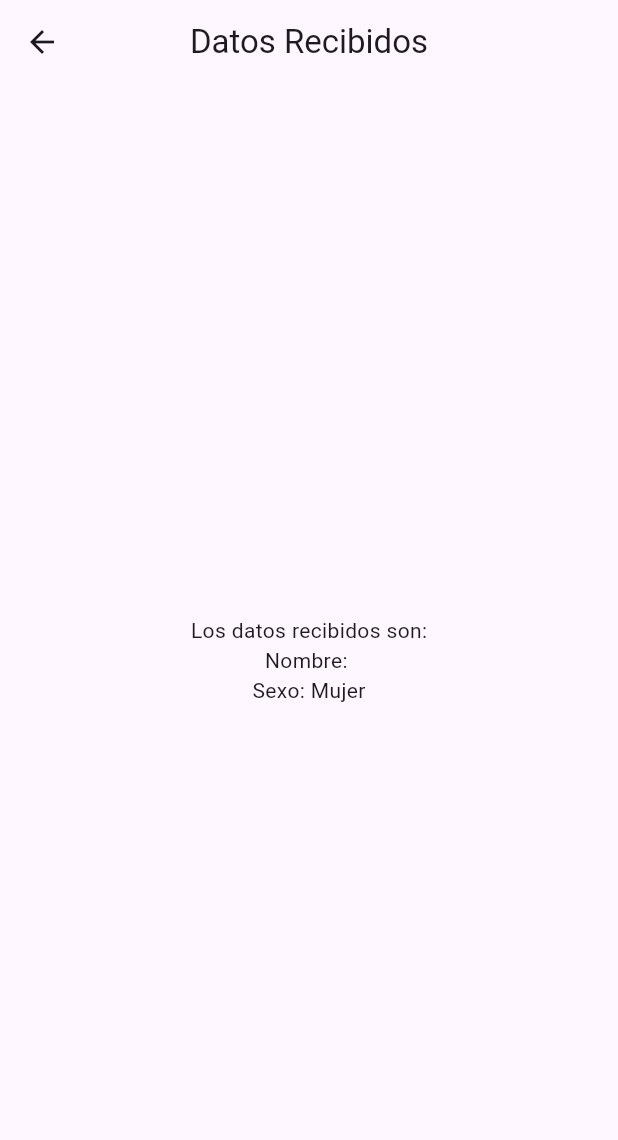
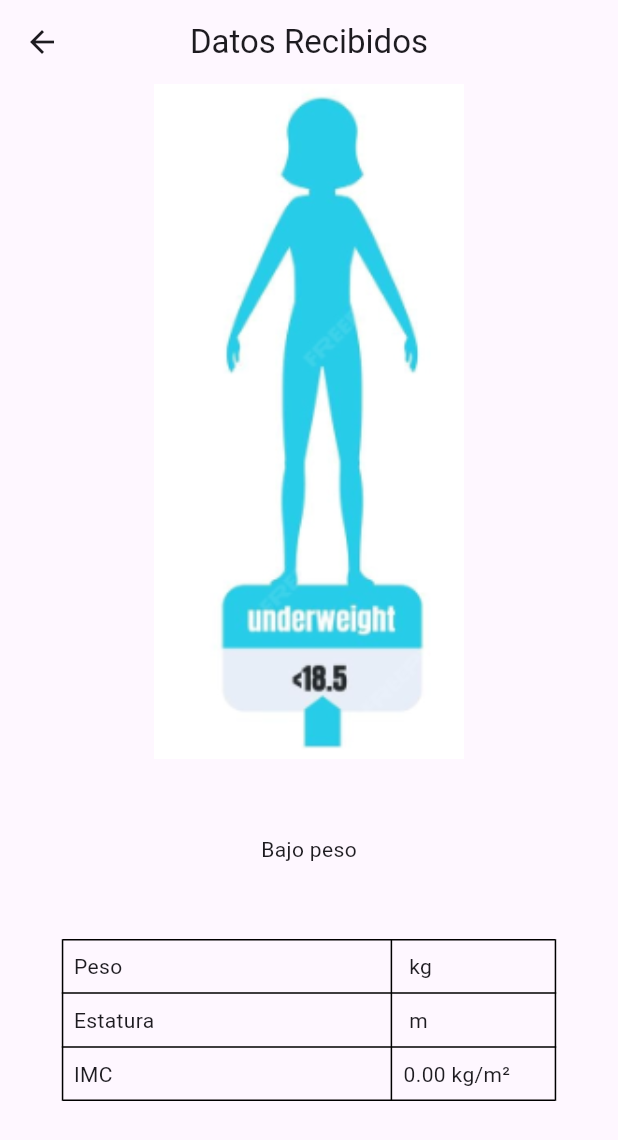
Before and after one commit to kirna09/flutter, a Flutter app: the screen it shows after launch, after a tap on "Enviar", on a phone screen of 412 x 824 dp. Shown: the top 1140 px of the screen. Run offline on Flutter 3.47's test engine with Material 3 defaults, Android fonts, the phone set to English and light mode, and no system bars.

Commit message:
mini protyecto completo

```diff
--- a/lib/main.dart
+++ b/lib/main.dart
@@ -11,7 +11,7 @@ class MyApp extends StatelessWidget {
   Widget build(BuildContext context) {
     return MaterialApp(
       debugShowCheckedModeBanner: false,
-      title: 'practica 03',
+      title: 'mini proyecto',
       home: SplashScreen(),
     );
   }
--- a/lib/src/pages/datos_recibidos.dart
+++ b/lib/src/pages/datos_recibidos.dart
@@ -5,17 +5,112 @@ class DatosPage extends StatelessWidget {
   final Data data;
   DatosPage({required this.data});
 
+  double _calcularIMC(String peso, String estatura) {
+    double pesoValue = double.tryParse(peso) ?? 0;
+    double estaturaValue = double.tryParse(estatura) ?? 0;
+    if (estaturaValue > 0) {
+      return pesoValue / (estaturaValue * estaturaValue);
+    }
+    return 0.0;
+  }
+
   @override
   Widget build(BuildContext context) {
+    double imc = _calcularIMC(data.peso, data.estatura);
+
+    String imgPath;
+    if (imc < 18.5) {
+      imgPath = 'assets/images/bajoPeso.png';
+    } else if (imc < 24.9) {
+      imgPath = 'assets/images/pesoNormal.png';
+    } else if (imc < 26.9) {
+      imgPath = 'assets/images/obesidad.png';
+    } else if (imc < 29.9) {
+      imgPath = 'assets/images/oGrado1.png';
+    } else if (imc < 39.9) {
+      imgPath = 'assets/images/oGrado2.png';
+    } else {
+      imgPath = 'assets/images/oGrado3.png';
+    }
+
+    String imcTexto;
+    if (imc < 18.5) {
+      imcTexto = 'Bajo peso';
+    } else if (imc < 24.9) {
+      imcTexto = 'Peso normal';
+    } else if (imc < 26.9) {
+      imcTexto = 'obesidad ';
+    } else if (imc < 29.9) {
+      imcTexto = 'Obesidad grado 1';
+    } else if (imc < 39.9) {
+      imcTexto = 'Obesidad grado 2';
+    } else {
+      imcTexto = 'Obesidad grado 3';
+    }
+
     return Scaffold(
       appBar: AppBar(title: Text('Datos Recibidos'), centerTitle: true),
       body: Center(
         child: Column(
-          mainAxisAlignment: MainAxisAlignment.center,
+          mainAxisAlignment: MainAxisAlignment.end,
           children: [
-            Text('Los datos recibidos son:'),
-            Text('Nombre: ${data.nombre}'),
-            Text('Sexo: ${data.sexo}'),
+            SizedBox(
+              width: MediaQuery.of(context).size.width * 0.8,
+              child: Column(
+                children: [
+                  Image.asset(imgPath, height: 450, fit: BoxFit.fitWidth),
+                  SizedBox(height: 50),
+                  Text(imcTexto),
+                  SizedBox(height: 50),
+                  Table(
+                    border: TableBorder.all(),
+                    columnWidths: {
+                      0: FlexColumnWidth(2),
+                      1: FlexColumnWidth(1),
+                    },
+                    children: [
+                      TableRow(
+                        children: [
+                          Padding(
+                            padding: const EdgeInsets.all(8.0),
+                            child: Text('Peso'),
+                          ),
+                          Padding(
+                            padding: const EdgeInsets.all(8.0),
+                            child: Text('${data.peso} kg'),
+                          ),
+                        ],
+                      ),
+                      TableRow(
+                        children: [
+                          Padding(
+                            padding: const EdgeInsets.all(8.0),
+                            child: Text('Estatura'),
+                          ),
+                          Padding(
+                            padding: const EdgeInsets.all(8.0),
+                            child: Text('${data.estatura} m'),
+                          ),
+                        ],
+                      ),
+                      TableRow(
+                        children: [
+                          Padding(
+                            padding: const EdgeInsets.all(8.0),
+                            child: Text('IMC'),
+                          ),
+                          Padding(
+                            padding: const EdgeInsets.all(8.0),
+                            child: Text('${imc.toStringAsFixed(2)} kg/m²'),
+                          ),
+                        ],
+                      ),
+                    ],
+                  ),
+                ],
+              ),
+            ),
+            SizedBox(height: 250),
           ],
         ),
       ),
--- a/lib/src/pages/home_page.dart
+++ b/lib/src/pages/home_page.dart
@@ -1,4 +1,5 @@
 import 'package:flutter/material.dart';
+import 'package:flutter/services.dart';
 import 'package:mi_app/src/pages/datos_recibidos.dart';
 
 class HomePage extends StatefulWidget {
@@ -7,59 +8,95 @@ class HomePage extends StatefulWidget {
 }
 
 class _HomePageState extends State<HomePage> {
-  final ctrlnom = new TextEditingController();
-  final data = new Data(nombre: '', sexo: '');
+  final ctrlPeso = new TextEditingController();
+  final ctrlest = new TextEditingController();
+  final data = new Data(peso: '', estatura: '');
   int _valor = 1;
 
   @override
   Widget build(BuildContext context) {
     return Scaffold(
       appBar: AppBar(
-        backgroundColor: Colors.deepOrange[200],
-        title: Text('Practica 3 - Splash Screen'),
+        backgroundColor: const Color.fromARGB(255, 96, 11, 110),
+        title: Text('mini proyecto'),
         centerTitle: true,
       ),
       body: Center(
         child: Column(
           mainAxisAlignment: MainAxisAlignment.center,
+
           children: [
-            TextField(
-              controller: ctrlnom,
-              keyboardType: TextInputType.name,
-              decoration: InputDecoration(
-                hintText: 'Ingresa tu nombre',
-                contentPadding: EdgeInsets.all(20),
+            Text('Ingresa tu peso en kg: ej: 70'),
+            SizedBox(height: 10),
+            SizedBox(
+              width: MediaQuery.of(context).size.width * 0.8,
+              child: SizedBox(
+                width: 250, // tamaño fijo opcional
+                child: TextField(
+                  controller: ctrlPeso,
+                  keyboardType: TextInputType.number,
+                  textAlign: TextAlign.end,
+                  decoration: InputDecoration(
+                    border: OutlineInputBorder(
+                      borderRadius: BorderRadius.circular(15),
+                    ),
+                    hintText: 'Ingresa tu peso en kg',
+                    contentPadding: EdgeInsets.symmetric(
+                      horizontal: 20,
+                      vertical: 15,
+                    ),
+                  ),
+                  inputFormatters: [
+                    FilteringTextInputFormatter.digitsOnly,
+                    LengthLimitingTextInputFormatter(3),
+                  ],
+                ),
               ),
             ),
-            SizedBox(height: 20),
-            DropdownButton(
-              value: _valor,
-              items: [
-                DropdownMenuItem(child: Text('Mujer'), value: 1),
-                DropdownMenuItem(child: Text('Hombre'), value: 2),
-              ],
-              onChanged: (int? selected) {
-                setState(() {
-                  _valor = selected!;
-                });
-              },
+            SizedBox(height: 30),
+            Text('Selecciona tu estatura en m: ej: 1.75'),
+            SizedBox(height: 10),
+            SizedBox(
+              width: MediaQuery.of(context).size.width * 0.8,
+              child: SizedBox(
+                width: 250, // tamaño fijo opcional
+                child: TextField(
+                  controller: ctrlest,
+                  textAlign: TextAlign.end,
+                  keyboardType: TextInputType.numberWithOptions(decimal: true),
+                  decoration: InputDecoration(
+                    border: OutlineInputBorder(
+                      borderRadius: BorderRadius.circular(15),
+                    ),
+                    hintText: 'Ingresa tu estatura en m',
+                    contentPadding: EdgeInsets.symmetric(
+                      horizontal: 20,
+                      vertical: 15,
+                    ),
+                  ),
+                  inputFormatters: [
+                    FilteringTextInputFormatter.allow(RegExp(r'^\d*\.?\d*')),
+                    LengthLimitingTextInputFormatter(4),
+                  ],
+                ),
+              ),
             ),
-            SizedBox(height: 20),
+            SizedBox(height: 30),
             ElevatedButton(
               style: ElevatedButton.styleFrom(
+                padding: const EdgeInsets.symmetric(
+                  horizontal: 50,
+                  vertical: 20,
+                ),
                 foregroundColor: Colors.white,
-                backgroundColor: Colors.orange[200],
+                backgroundColor: const Color.fromARGB(255, 96, 11, 110),
               ),
               child: Text('Enviar'),
               onPressed: () {
                 setState(() {
-                  data.nombre = ctrlnom.text;
+                  data.peso = ctrlPeso.text;
+                  data.estatura = ctrlest.text;
 
-                  if (_valor == 1) {
-                    data.sexo = 'Mujer';
-                  } else {
-                    data.sexo = 'Hombre';
-                  }
                   Navigator.of(context).push(
                     MaterialPageRoute(
                       builder: (context) => DatosPage(data: data),
@@ -76,8 +113,8 @@ class _HomePageState extends State<HomePage> {
 }
 
 class Data {
-  String nombre = '';
-  String sexo = '';
+  String peso = '';
+  String estatura = '';
 
-  Data({required this.nombre, required this.sexo});
+  Data({required this.peso, required this.estatura});
 }
--- a/lib/src/pages/splash_screen.dart
+++ b/lib/src/pages/splash_screen.dart
@@ -10,7 +10,7 @@ class _SplashScreenState extends State<SplashScreen> {
   @override
   void initState() {
     Future.delayed(
-      Duration(milliseconds: 3000),
+      Duration(milliseconds: 2000),
       () => Navigator.pushReplacement(
         context,
         MaterialPageRoute(builder: (context) => HomePage()),
@@ -28,7 +28,11 @@ class _SplashScreenState extends State<SplashScreen> {
           mainAxisAlignment: MainAxisAlignment.center,
           crossAxisAlignment: CrossAxisAlignment.center,
           children: [
-            Image.asset('assets/images/luffy.jpg'),
+            Image.asset(
+              'assets/images/luffy.jpg',
+              width: 100,
+              fit: BoxFit.fitHeight,
+            ),
             SizedBox(height: 50),
             CircularProgressIndicator(),
           ],
```
Also changed, not shown: assets/images/bajoPeso.png (added), assets/images/oGrado1.png (added), assets/images/oGrado2.png (added), assets/images/oGrado3.png (added), assets/images/obesidad.png (added), assets/images/pesoNormal.png (added).
